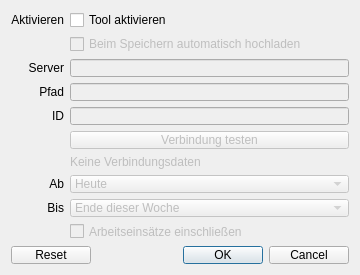
Before: the Qt Designer form Programm/filesettings.ui in philjosch/Einsatzplaner, drawn with Qt 5.
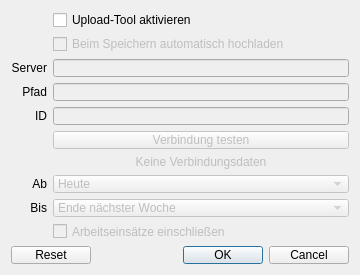
After: the same form once the commit is applied.

```diff
--- a/Programm/filesettings.ui
+++ b/Programm/filesettings.ui
@@ -62,16 +62,6 @@
      </property>
     </widget>
    </item>
-   <item row="0" column="0">
-    <widget class="QLabel" name="label">
-     <property name="text">
-      <string>Aktivieren</string>
-     </property>
-     <property name="alignment">
-      <set>Qt::AlignRight|Qt::AlignTrailing|Qt::AlignVCenter</set>
-     </property>
-    </widget>
-   </item>
    <item row="3" column="0">
     <widget class="QLabel" name="label_3">
      <property name="text">
@@ -97,6 +87,9 @@
      <property name="enabled">
       <bool>false</bool>
      </property>
+     <property name="currentIndex">
+      <number>0</number>
+     </property>
      <item>
       <property name="text">
        <string>Heute</string>
@@ -134,7 +127,7 @@
    <item row="0" column="1">
     <widget class="QCheckBox" name="checkEnable">
      <property name="text">
-      <string>Tool aktivieren</string>
+      <string>Upload-Tool aktivieren</string>
      </property>
     </widget>
    </item>
@@ -165,7 +158,7 @@
      </property>
      <item>
       <property name="text">
-       <string>Ende dieser Woche</string>
+       <string>Ende nächster Woche</string>
       </property>
      </item>
      <item>
@@ -223,6 +216,9 @@
      <property name="text">
       <string>Keine Verbindungsdaten</string>
      </property>
+     <property name="alignment">
+      <set>Qt::AlignCenter</set>
+     </property>
     </widget>
    </item>
   </layout>
```
Left out of the diff: 2 changed lines with no effect on the pictures.
